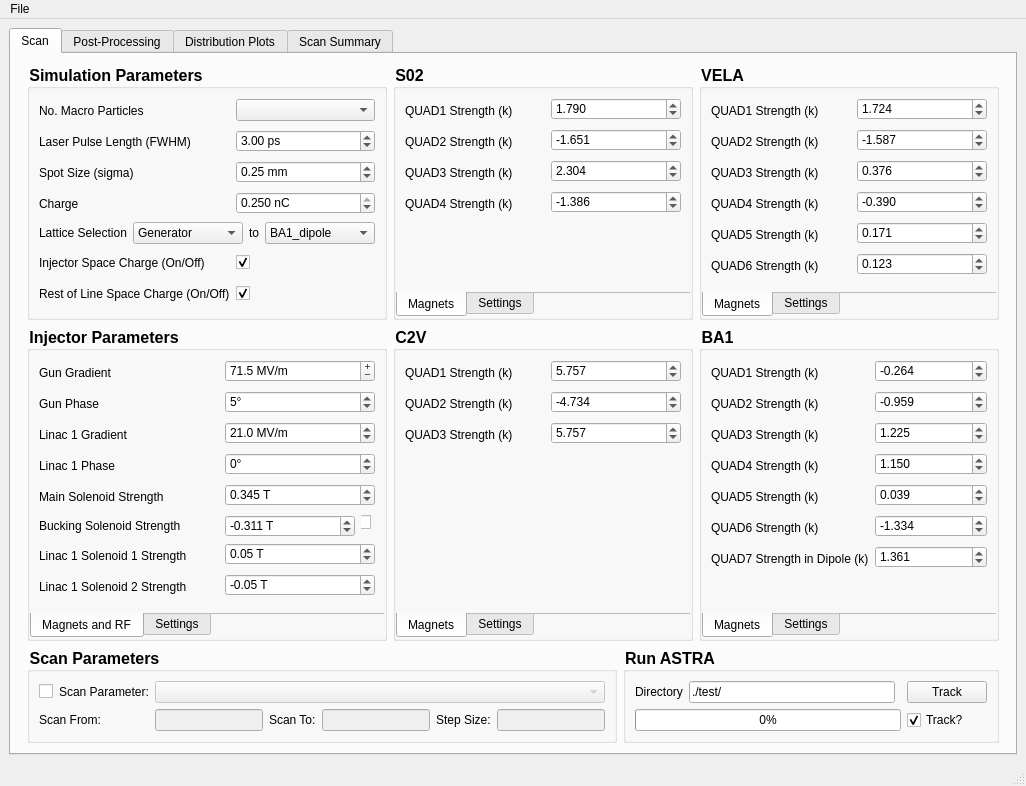
Above: astra_comparison_gui_tabs.ui from VELA-CLARA-software/OnlineModel before the change. Below: the same form after it.
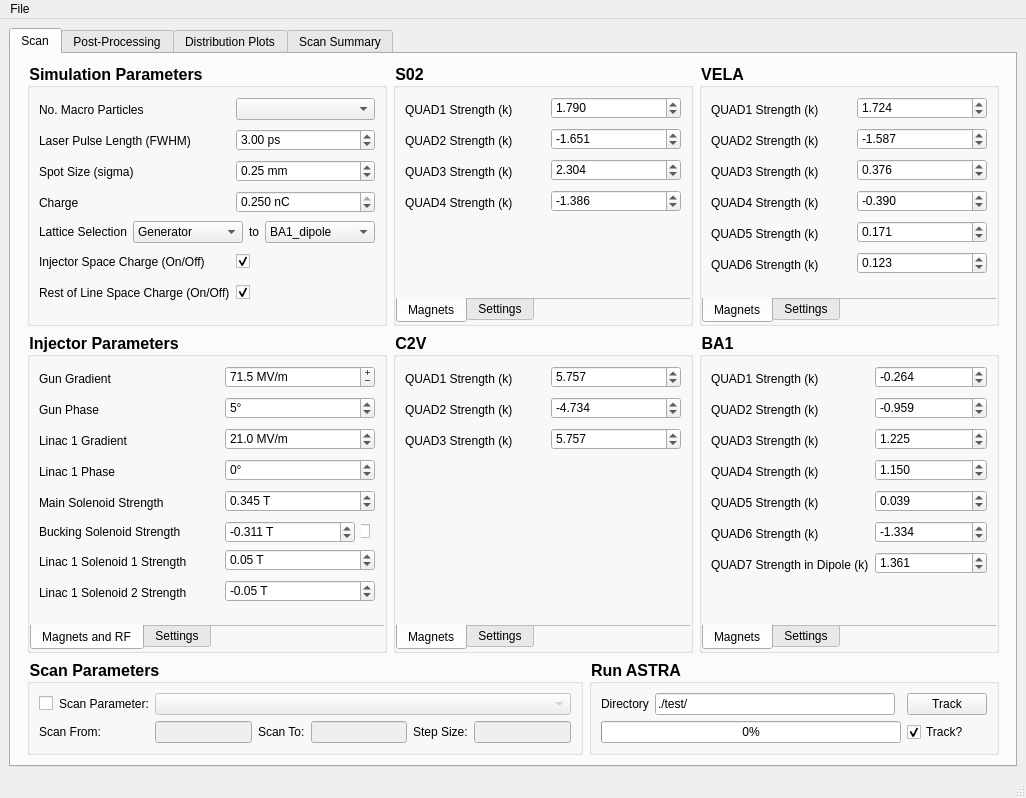
That is the form after the change. Custom widgets are drawn as their Qt base class.

Commit message: Scanning+Threads now working again

```diff
--- a/astra_comparison_gui_tabs.ui
+++ b/astra_comparison_gui_tabs.ui
@@ -7,7 +7,7 @@
     <x>0</x>
     <y>0</y>
     <width>1026</width>
-    <height>771</height>
+    <height>784</height>
    </rect>
   </property>
   <property name="windowTitle">
@@ -269,6 +269,19 @@
                  </property>
                 </widget>
                </item>
+               <item row="5" column="0">
+                <spacer name="verticalSpacer_6">
+                 <property name="orientation">
+                  <enum>Qt::Vertical</enum>
+                 </property>
+                 <property name="sizeHint" stdset="0">
+                  <size>
+                   <width>20</width>
+                   <height>40</height>
+                  </size>
+                 </property>
+                </spacer>
+               </item>
               </layout>
              </widget>
              <widget class="QWidget" name="tab_6">
@@ -444,6 +457,12 @@
              <layout class="QGridLayout" name="directory_form_layout">
               <item row="0" column="1">
                <widget class="QLineEdit" name="directory">
+                <property name="minimumSize">
+                 <size>
+                  <width>240</width>
+                  <height>0</height>
+                 </size>
+                </property>
                 <property name="accessibleName">
                  <string>simulation:directory</string>
                 </property>
@@ -711,6 +730,19 @@
                  </property>
                 </widget>
                </item>
+               <item row="3" column="0">
+                <spacer name="verticalSpacer_3">
+                 <property name="orientation">
+                  <enum>Qt::Vertical</enum>
+                 </property>
+                 <property name="sizeHint" stdset="0">
+                  <size>
+                   <width>20</width>
+                   <height>40</height>
+                  </size>
+                 </property>
+                </spacer>
+               </item>
               </layout>
              </widget>
              <widget class="QWidget" name="tab_4">
@@ -830,6 +862,12 @@
            </property>
            <item>
             <widget class="QTabWidget" name="tabWidget_5">
+             <property name="minimumSize">
+              <size>
+               <width>0</width>
+               <height>0</height>
+              </size>
+             </property>
              <property name="tabPosition">
               <enum>QTabWidget::South</enum>
              </property>
@@ -1192,6 +1230,12 @@
                <item row="6" column="1">
                 <widget class="QWidget" name="widget_3" native="true">
                  <layout class="QFormLayout" name="formLayout_10">
+                  <property name="horizontalSpacing">
+                   <number>6</number>
+                  </property>
+                  <property name="verticalSpacing">
+                   <number>6</number>
+                  </property>
                   <property name="leftMargin">
                    <number>0</number>
                   </property>
@@ -1199,7 +1243,7 @@
                    <number>0</number>
                   </property>
                   <property name="rightMargin">
-                   <number>4</number>
+                   <number>5</number>
                   </property>
                   <property name="bottomMargin">
                    <number>0</number>
@@ -1243,6 +1287,12 @@
                   </item>
                   <item row="0" column="1">
                    <widget class="QCheckBox" name="bsol_track_checkBox">
+                    <property name="minimumSize">
+                     <size>
+                      <width>0</width>
+                      <height>20</height>
+                     </size>
+                    </property>
                     <property name="maximumSize">
                      <size>
                       <width>20</width>
@@ -1269,6 +1319,19 @@
                  </layout>
                 </widget>
                </item>
+               <item row="9" column="0">
+                <spacer name="verticalSpacer_2">
+                 <property name="orientation">
+                  <enum>Qt::Vertical</enum>
+                 </property>
+                 <property name="sizeHint" stdset="0">
+                  <size>
+                   <width>20</width>
+                   <height>40</height>
+                  </size>
+                 </property>
+                </spacer>
+               </item>
               </layout>
              </widget>
              <widget class="QWidget" name="tab_12">
@@ -1635,6 +1698,19 @@
                  </property>
                 </widget>
                </item>
+               <item row="7" column="0">
+                <spacer name="verticalSpacer_4">
+                 <property name="orientation">
+                  <enum>Qt::Vertical</enum>
+                 </property>
+                 <property name="sizeHint" stdset="0">
+                  <size>
+                   <width>20</width>
+                   <height>40</height>
+                  </size>
+                 </property>
+                </spacer>
+               </item>
               </layout>
              </widget>
              <widget class="QWidget" name="tab_10">
@@ -2449,6 +2525,19 @@
                  </property>
                 </widget>
                </item>
+               <item row="6" column="0">
+                <spacer name="verticalSpacer_5">
+                 <property name="orientation">
+                  <enum>Qt::Vertical</enum>
+                 </property>
+                 <property name="sizeHint" stdset="0">
+                  <size>
+                   <width>20</width>
+                   <height>40</height>
+                  </size>
+                 </property>
+                </spacer>
+               </item>
               </layout>
              </widget>
              <widget class="QWidget" name="tab_8">
```
The commit also changes 2 other files.
